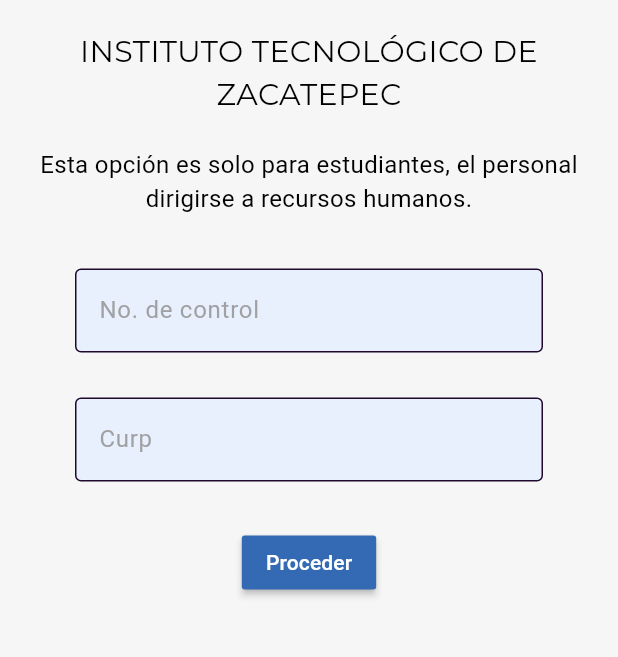
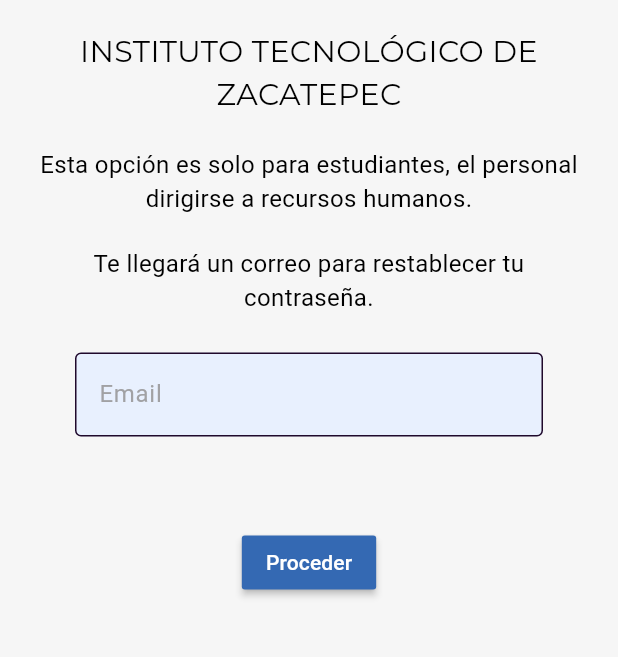
Before and after one commit to AlmaFKt/tcnmx_features, a Flutter app: the ForgotPwPage screen opened directly, on a phone screen of 412 x 824 dp, the part 249-906 px from its top. Run offline on Flutter 3.47's test engine with Material 3 defaults, Android fonts, the phone set to English and light mode, and no system bars; our stand-ins replace firebase_auth, firebase_core, flutter_svg, get, google_fonts; accounts and stored records are empty; generated files the repository leaves out were written again; Roboto replaces fonts that are missing (Heebo).

Commit message:
Se quito lo responsivo y y se modifico el olvidaste contraseña

```diff
--- a/lib/loguear/olvidaste_contraseña.dart
+++ b/lib/loguear/olvidaste_contraseña.dart
@@ -110,29 +110,33 @@
             ),
 
             const SizedBox(
-              height: 35,
+              height: 20,
+            ),
+
+            Padding(
+              padding: const EdgeInsets.symmetric(horizontal: 25.0),
+              child: Text(
+                'Te llegará un correo para restablecer tu contraseña.',
+                style: GoogleFonts.heebo(fontSize: 16),
+                textAlign: TextAlign.center,
+              ),
+            ),
+
+            const SizedBox(
+              height: 25,
             ),
 
             Padding(
               padding: const EdgeInsets.symmetric(horizontal: 25.0),
               child: MyTextField(
                 controller: emailController,
-                hintText: 'No. de control',
+                hintText: 'Email',
                 obscureText: false,
               ),
             ),
 
             const SizedBox(
               height: 30,
-            ),
-
-            Padding(
-              padding: const EdgeInsets.symmetric(horizontal: 25.0),
-              child: MyTextField(
-                controller: emailController,
-                hintText: 'Curp',
-                obscureText: false,
-              ),
             ),
 
             const SizedBox(
--- a/lib/responsive/mobile_body.dart
+++ b/lib/responsive/mobile_body.dart
@@ -35,6 +35,7 @@
       body: Column(children: [
         //here we are calling the var GreetingWidget from constants.dart
         GreetingWidget,
+
       ]),
     );
   }
```
Also changed, not shown: lib/main.dart (+2 -9 lines), lib/responsive/desktop_body.dart (deleted, +0 -60 lines), lib/responsive/responsive_layout.dart (deleted, +0 -27 lines), lib/responsive/tablet_body.dart (deleted, +0 -39 lines), pubspec.lock.
